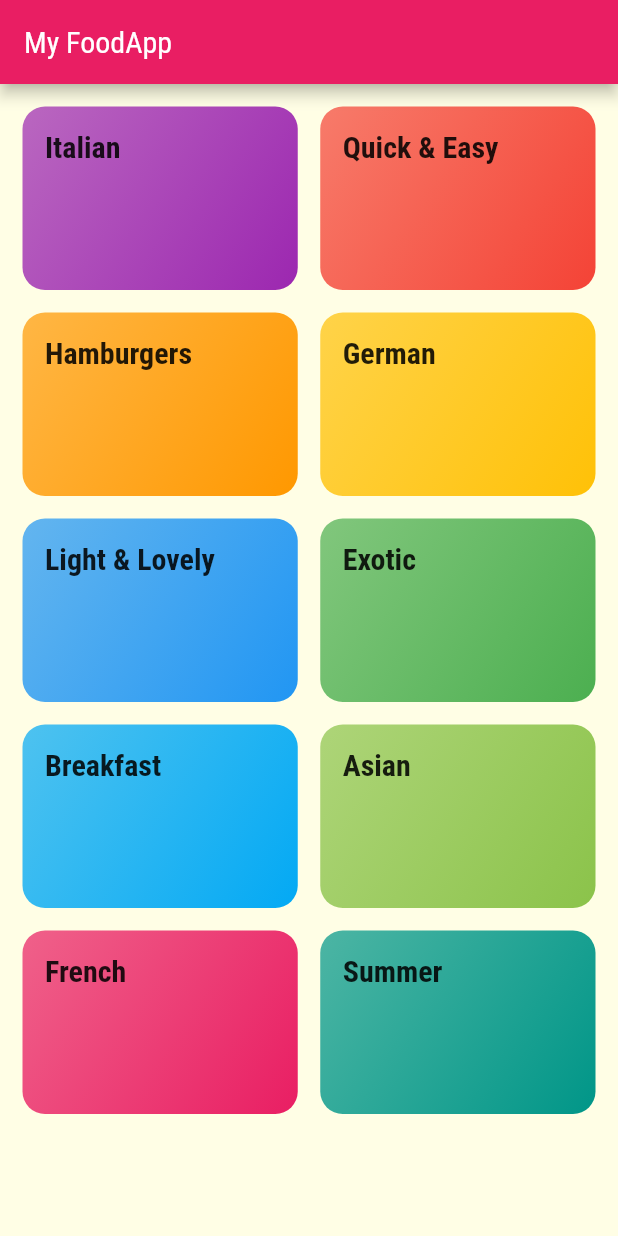
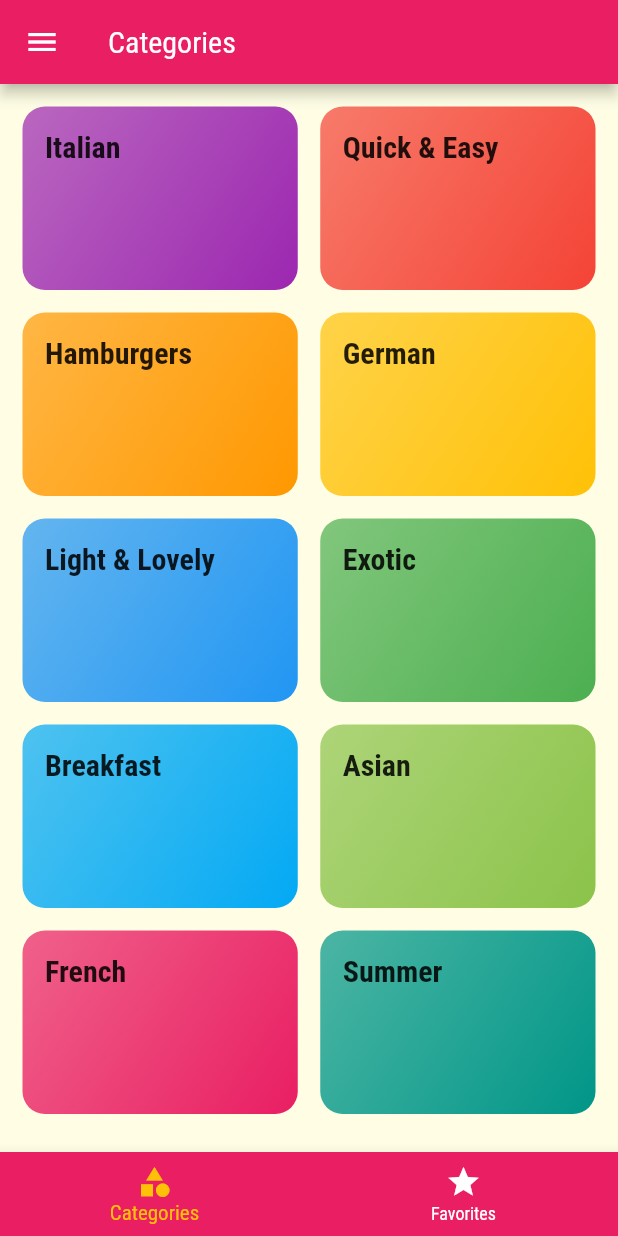
Before and after one commit to VikramRmore002/foodapp, a Flutter app: the screen it shows after launch, on a phone screen of 412 x 824 dp. Run offline on Flutter 3.47's test engine with Material 2 defaults, Android fonts, the phone set to English and light mode, and no system bars; Roboto replaces fonts that are missing (Raleway).

Commit message:
second commit

```diff
--- a/lib/main.dart
+++ b/lib/main.dart
@@ -1,6 +1,7 @@
 import 'package:flutter/material.dart';
 
-import 'screens/myhomepagescreen.dart';
+import '/screens/selecteditemlist.dart';
+import '/screens/tab_screen.dart';
 import 'screens/catagory_meal_screen.dart';
 
 void main() {
@@ -33,12 +34,12 @@ class MyApp extends StatelessWidget {
               fontWeight: FontWeight.bold,
             )),
       ),
-      home: const MyHomePage(),
+      home: TabScreen(),
         initialRoute: "/",
       routes: {
         // "/":(context) => MyHomePage(),
         CatagoryMealScreen.routeName : (context)=> CatagoryMealScreen(),
-
+        SelectedItem.routeName : (context)=> SelectedItem(),
       }
     );
   }
--- a/lib/screens/catagory_meal_screen.dart
+++ b/lib/screens/catagory_meal_screen.dart
@@ -6,7 +6,6 @@ import '../widgets/mealitem.dart';
 class CatagoryMealScreen extends StatelessWidget {
   static const routeName = "/catagory_item";
 
-  CatagoryMealScreen();
   @override
   Widget build(BuildContext context) {
     final routeArg =
@@ -26,6 +25,7 @@ class CatagoryMealScreen extends StatelessWidget {
       body: ListView.builder(
         itemBuilder: (ctx, int index) {
           return MealItem(
+            id: catagorymeals[index].id,
             title: catagorymeals[index].title,
             affordability: catagorymeals[index].affordability,
             complexity: catagorymeals[index].complexity,
--- a/lib/screens/myhomepagescreen.dart
+++ b/lib/screens/myhomepagescreen.dart
@@ -7,19 +7,15 @@ class MyHomePage extends StatelessWidget {
 
   @override
   Widget build(BuildContext context) {
-    return Scaffold(
-      appBar: AppBar(
-        title: const Text('My FoodApp'),
-      ),
-      body: GridView(
+    return  GridView(
         padding: const EdgeInsets.all(15),
           children: dummyData.map((catdata) => CategoryItem( title: catdata.title,color: catdata.color, id: catdata.id,)).toList(),
           gridDelegate: const SliverGridDelegateWithMaxCrossAxisExtent(
               maxCrossAxisExtent: 200,
               childAspectRatio: 3 / 2,
               crossAxisSpacing: 15,
-              mainAxisSpacing: 15)),
-    );
+              mainAxisSpacing: 15),);
+
   }
 
 
--- /dev/null
+++ b/lib/screens/tab_screen.dart
@@ -0,0 +1,63 @@
+import 'package:flutter/material.dart';
+import 'package:foodapp/screens/catagory_meal_screen.dart';
+import 'package:foodapp/screens/favorite.dart';
+import 'package:foodapp/screens/myhomepagescreen.dart';
+
+class TabScreen extends StatefulWidget {
+  @override
+  State<TabScreen> createState() => _TabScreenState();
+}
+
+class _TabScreenState extends State<TabScreen> {
+  int selectedPageIndex = 0;
+ // final List<Map<String, Object>>? Tabs = [
+ //    {"tab": CatagoryMealScreen(), "title": "Categories"},
+ //    {"tab": Favorite(), "title": "Favorite"},
+ //  ];
+  final List<Map<String, dynamic>> pages = [
+    {
+      'page': MyHomePage(),
+      'title': 'Categories',
+    },
+    {
+      'page': Favorite(),
+      'title': 'Your Favorite',
+    },
+  ];
+  void SelectedTab(int index) {
+    setState(() {
+      selectedPageIndex = index;
+    });
+  }
+
+  @override
+  Widget build(BuildContext context) {
+    return Scaffold(
+      appBar: AppBar(
+        title:Text( pages[selectedPageIndex]['title'] ),
+      ),
+      drawer: Text("drower"),
+      body: pages[selectedPageIndex]['page'],
+      bottomNavigationBar: BottomNavigationBar(
+        onTap: SelectedTab,
+        backgroundColor: Theme.of(context).primaryColor,
+        unselectedItemColor: Colors.white,
+        selectedItemColor: Theme.of(context).accentColor,
+        currentIndex: selectedPageIndex,
+        // type: BottomNavigationBarType.fixed,
+        items: [
+          BottomNavigationBarItem(
+            backgroundColor: Theme.of(context).primaryColor,
+            icon: const Icon(Icons.category),
+            label: ('Categories'),
+          ),
+          BottomNavigationBarItem(
+            backgroundColor: Theme.of(context).primaryColor,
+            icon: const Icon(Icons.star),
+            label: ('Favorites'),
+          ),
+        ],
+      ),
+    );
+  }
+}
```
Also changed, not shown: lib/dummy_data.dart (+3 -4 lines), lib/screens/favorite.dart (added, +11 -0 lines), lib/screens/selecteditemlist.dart (added, +89 -0 lines), lib/widgets/mealitem.dart (+10 -4 lines).
